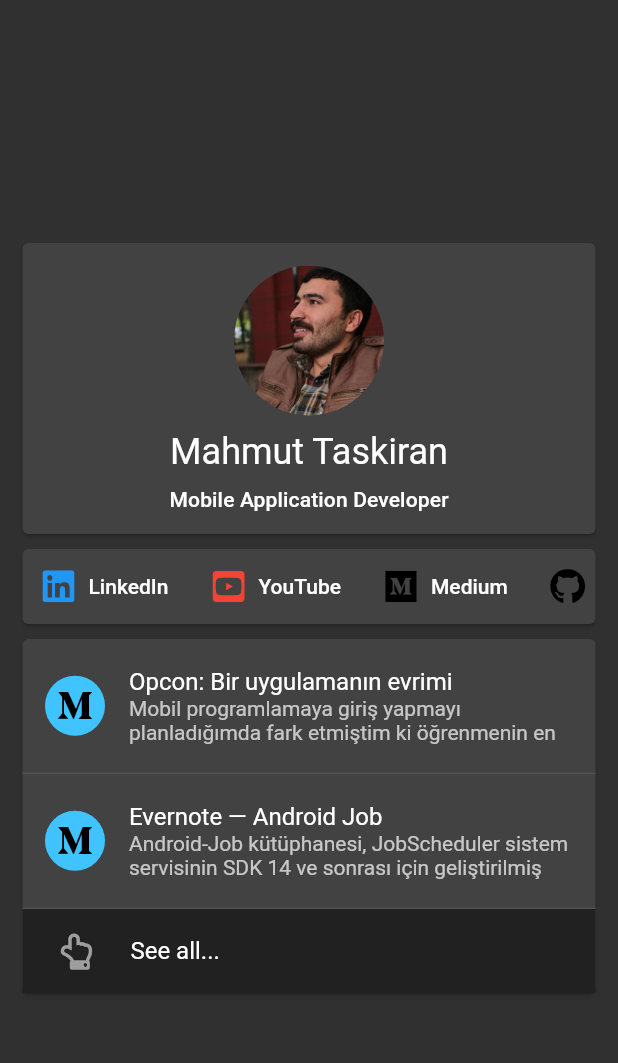
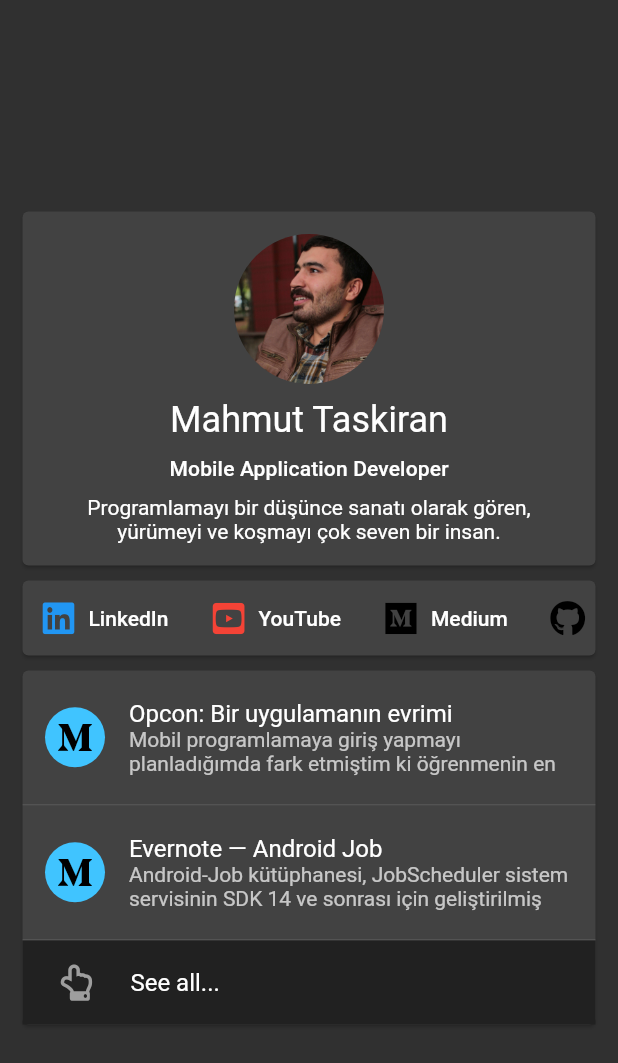
Before and after one commit to mahmuttaskiran/mamudo.com, a Flutter app: the screen it shows after launch, on a phone screen of 412 x 824 dp. Shown: the top 1063 px of the screen. Run offline on Flutter 3.47's test engine with Material 2 defaults, Android fonts, the phone set to English and light mode, and no system bars; our stand-ins replace animated_text_kit, font_awesome_flutter.

Commit message:
add desv

```diff
--- a/lib/main.dart
+++ b/lib/main.dart
@@ -71,8 +71,8 @@ class _HomePageState extends State<HomePage> {
     return Scaffold(
       body: Center(
         child: SingleChildScrollView(
-          child: Column(
-            mainAxisAlignment: MainAxisAlignment.center,
+          child: Wrap(
+
             children: <Widget>[
               Card(
                 margin: const EdgeInsets.symmetric(horizontal: 15, vertical: 5),
--- a/lib/widgets/profile.dart
+++ b/lib/widgets/profile.dart
@@ -34,6 +34,13 @@ class ProfileWidget extends StatelessWidget {
           textAlign: TextAlign.start,
           alignment: AlignmentDirectional.topStart, //, or Alignment.topLeft
         ),
+        Padding(
+          padding: const EdgeInsets.only(left: 20, right: 20, top: 10),
+          child: Text(
+            "Programlamayı bir düşünce sanatı olarak gören, yürümeyi ve koşmayı çok seven bir insan.",
+            textAlign: TextAlign.center,
+          ),
+        ),
         SizedBox(height: 15),
       ],
     );
```
Also changed, not shown: 3 other files.
